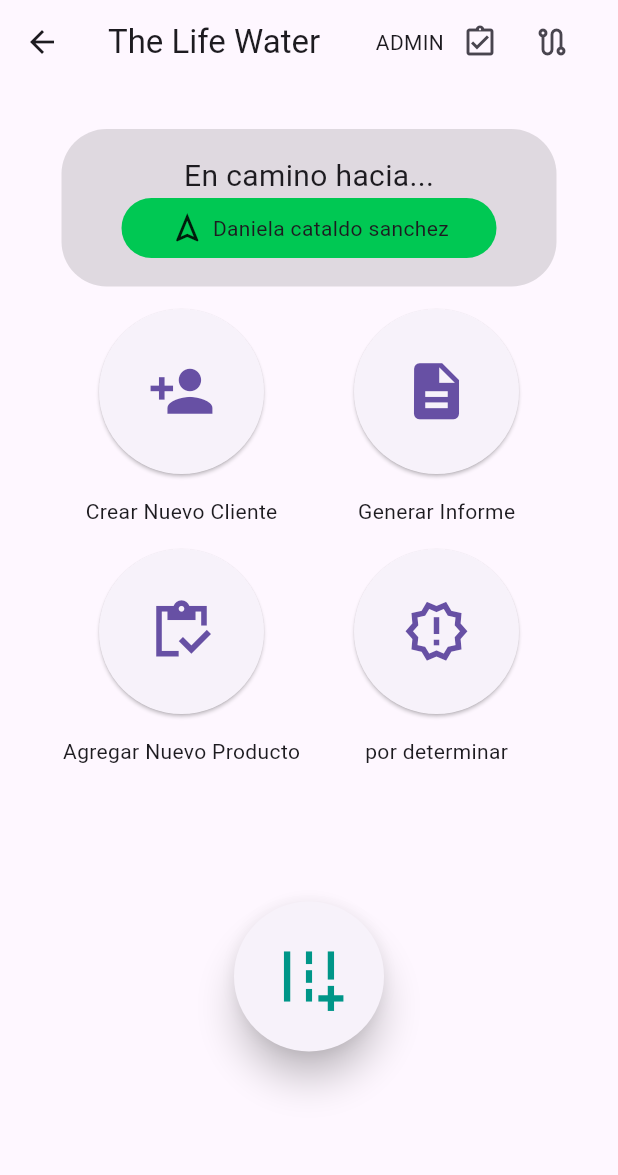
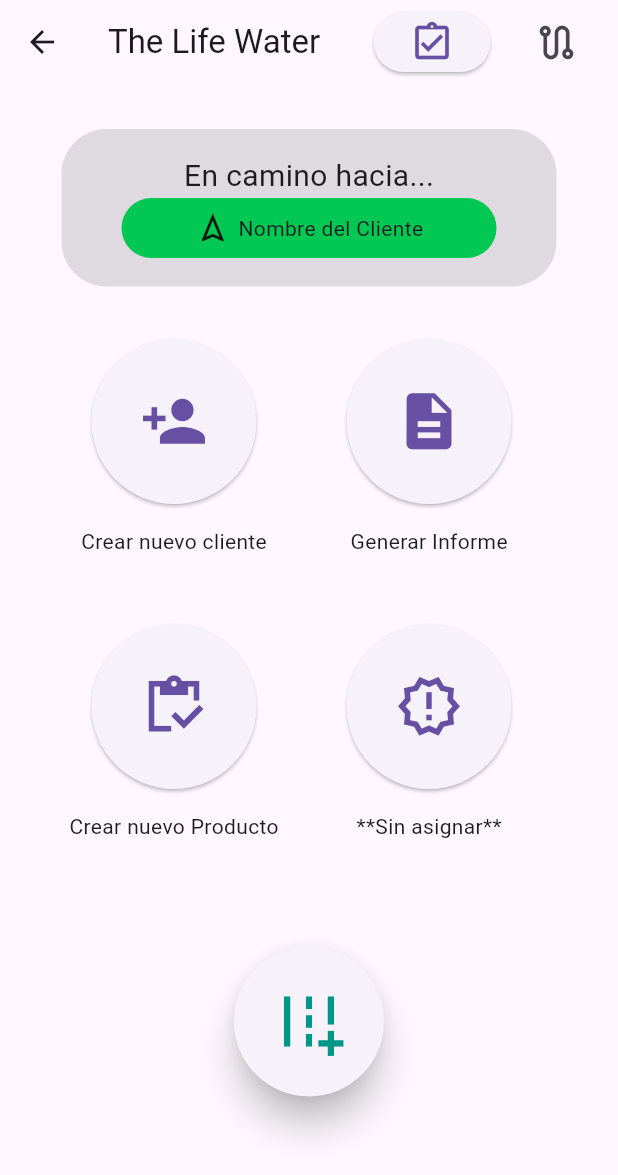
Before and after one commit to GeloAndres/The_Life_Water, a Flutter app: the AdminScreen screen opened directly, on a phone screen of 412 x 824 dp. Shown: the top 1175 px of the screen. Run offline on Flutter 3.47's test engine with Material 3 defaults, Android fonts, the phone set to English and light mode, and no system bars.

Commit message:
actualizacino de pantallas admin etapa 1

```diff
--- a/frontend/the_life_water/lib/main.dart
+++ b/frontend/the_life_water/lib/main.dart
@@ -10,6 +10,7 @@ class MainApp extends StatelessWidget {
 
   @override
   Widget build(BuildContext context) {
-    return MaterialApp(debugShowCheckedModeBanner: false, home: RouterScreen());
+    return const MaterialApp(
+        debugShowCheckedModeBanner: false, home: RouterScreen());
   }
 }
--- a/frontend/the_life_water/lib/presentation/screen/admin_screen/admin_screen.dart
+++ b/frontend/the_life_water/lib/presentation/screen/admin_screen/admin_screen.dart
@@ -10,17 +10,22 @@ class AdminScreen extends StatelessWidget {
       appBar: AppBar(
         title: const Text('The Life Water'),
         actions: <Widget>[
-          const Text('ADMIN'),
-          IconButton(
+          ElevatedButton(
             onPressed: () {},
-            icon: const Icon(Icons.assignment_turned_in_outlined),
+            child: const Icon(
+              Icons.assignment_turned_in_outlined,
+              size: 30,
+            ),
+          ),
+          const SizedBox(
+            width: 20,
           ),
           IconButton(
             onPressed: () {},
-            icon: const Icon(Icons.route_outlined),
+            icon: const Icon(Icons.route_outlined, size: 30),
           ),
           const SizedBox(
-            width: 20,
+            width: 17,
           )
         ],
       ),
@@ -33,13 +38,15 @@ class AdminScreen extends StatelessWidget {
 class _CustomerBody extends StatelessWidget {
   @override
   Widget build(BuildContext context) {
-    return Center(
+    return SizedBox(
+      width: double.infinity,
+      height: double.infinity,
       child: Column(
         children: [
           _StateConductor(),
           _DistributionBottom(),
           const SizedBox(
-            height: 90,
+            height: 40,
           ),
           _BottomPlusClient()
         ],
@@ -56,7 +63,7 @@ class _StateConductor extends StatelessWidget {
       alignment: Alignment.center,
       decoration: BoxDecoration(
           color: Colors.black12, borderRadius: BorderRadius.circular(30)),
-      margin: const EdgeInsets.only(top: 30),
+      margin: const EdgeInsets.only(top: 30, bottom: 20),
       padding: const EdgeInsets.all(17),
       height: 105,
       width: 330,
@@ -81,7 +88,7 @@ class _StateConductor extends StatelessWidget {
                 SizedBox(
                   width: 5,
                 ),
-                Text('Daniela cataldo sanchez')
+                Text('Nombre del Cliente')
               ],
             ),
           )
@@ -95,32 +102,49 @@ class _StateConductor extends StatelessWidget {
 class _DistributionBottom extends StatelessWidget {
   @override
   Widget build(BuildContext context) {
-    return Wrap(
-      direction: Axis.horizontal,
-      crossAxisAlignment: WrapCrossAlignment.center,
-      children: [
-        BoxBottom(
-          dataIcon: Icons.person_add,
-          label: 'Crear Nuevo Cliente',
-          actionFuntion: () {},
-        ),
-        BoxBottom(
-          dataIcon: Icons.description,
-          label: 'Generar Informe',
-          actionFuntion: () {},
-        ),
-        BoxBottom(
-          dataIcon: Icons.inventory_sharp,
-          label: 'Agregar Nuevo Producto',
-          actionFuntion: () {},
-        ),
-        BoxBottom(
-          dataIcon: Icons.new_releases_outlined,
-          label: 'por determinar',
-          actionFuntion: () {},
-        ),
-      ],
-    );
+    return SizedBox(
+        width: 350,
+        height: 380,
+        child: Column(
+          children: [
+            Expanded(
+              child: Row(
+                children: [
+                  _BottonPerosnalCustomBody(
+                      iconData: Icons.person_add,
+                      label: 'Crear nuevo cliente',
+                      voidCallback: () {
+                        print('boton de creacion de nuevo cliente');
+                      }),
+                  _BottonPerosnalCustomBody(
+                      iconData: Icons.description,
+                      label: 'Generar Informe',
+                      voidCallback: () {
+                        print('bgenerador de informe');
+                      })
+                ],
+              ),
+            ),
+            Expanded(
+              child: Row(
+                children: [
+                  _BottonPerosnalCustomBody(
+                      iconData: Icons.inventory_sharp,
+                      label: 'Crear nuevo Producto',
+                      voidCallback: () {
+                        print('boton de creacion de nuevo producto');
+                      }),
+                  _BottonPerosnalCustomBody(
+                      iconData: Icons.new_releases_outlined,
+                      label: '**Sin asignar**',
+                      voidCallback: () {
+                        print('sin asignar');
+                      })
+                ],
+              ),
+            )
+          ],
+        ));
   }
 }
 
@@ -129,7 +153,9 @@ class _BottomPlusClient extends StatelessWidget {
   @override
   Widget build(BuildContext context) {
     return ElevatedButton(
-      onPressed: () {},
+      onPressed: () {
+        print('add client to the router');
+      },
       style: ElevatedButton.styleFrom(
           iconColor: Colors.teal,
           elevation: 10,
@@ -141,3 +167,24 @@ class _BottomPlusClient extends StatelessWidget {
     );
   }
 }
+
+//Boton personalizado de mis body
+class _BottonPerosnalCustomBody extends StatelessWidget {
+  final IconData iconData;
+  final String label;
+  final VoidCallback voidCallback;
+
+  const _BottonPerosnalCustomBody(
+      {required this.iconData,
+      required this.label,
+      required this.voidCallback});
+
+  @override
+  Widget build(BuildContext context) {
+    return BoxBottom(
+      dataIcon: iconData,
+      label: label,
+      actionFuntion: voidCallback,
+    );
+  }
+}
```
Also changed, not shown: frontend/the_life_water/lib/models/buys/Ficha_ventas.dart (added, +14 -0 lines), frontend/the_life_water/lib/presentation/screen/router_screen/router_screen.dart (+15 -12 lines), frontend/the_life_water/lib/presentation/widget/router_widgets_screen/card_client_router.dart (+110 -3 lines).
